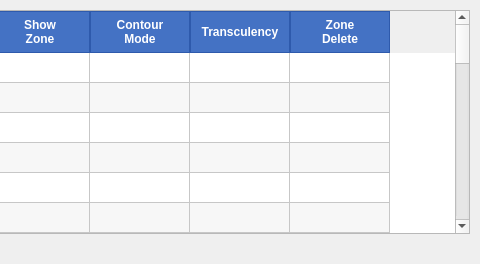
Before: the Qt Designer form Post/ControlPanel.ui in shadeslide12/Ci_Gui, drawn with Qt 5; both pictures show x 349 to 829 and y 0 to 264 of the 829 by 264 pixel window.
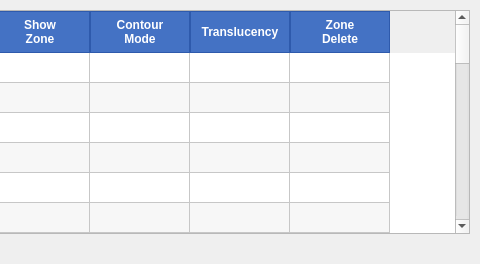
After: the same form once the commit is applied.

The edit to the form file:
```diff
--- a/Post/ControlPanel.ui
+++ b/Post/ControlPanel.ui
@@ -117,7 +117,7 @@
      </column>
      <column>
       <property name="text">
-       <string>Transculency</string>
+       <string>Translucency</string>
       </property>
      </column>
      <column>
```
